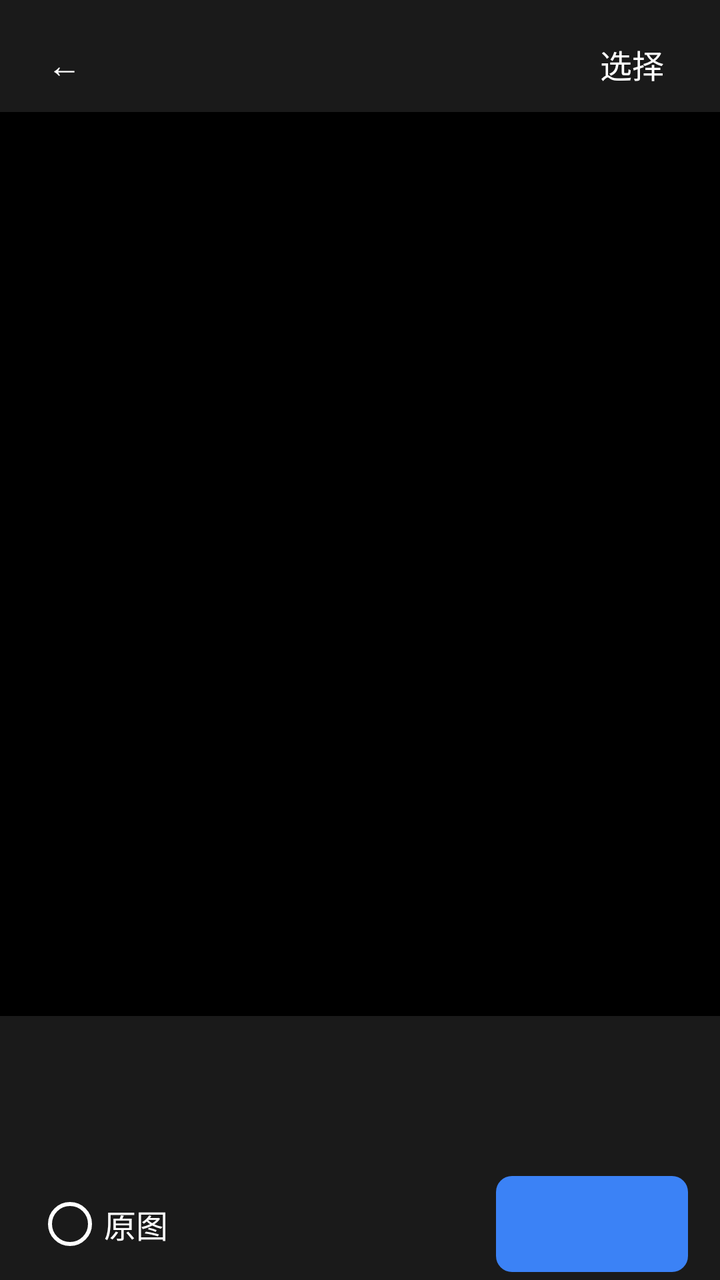
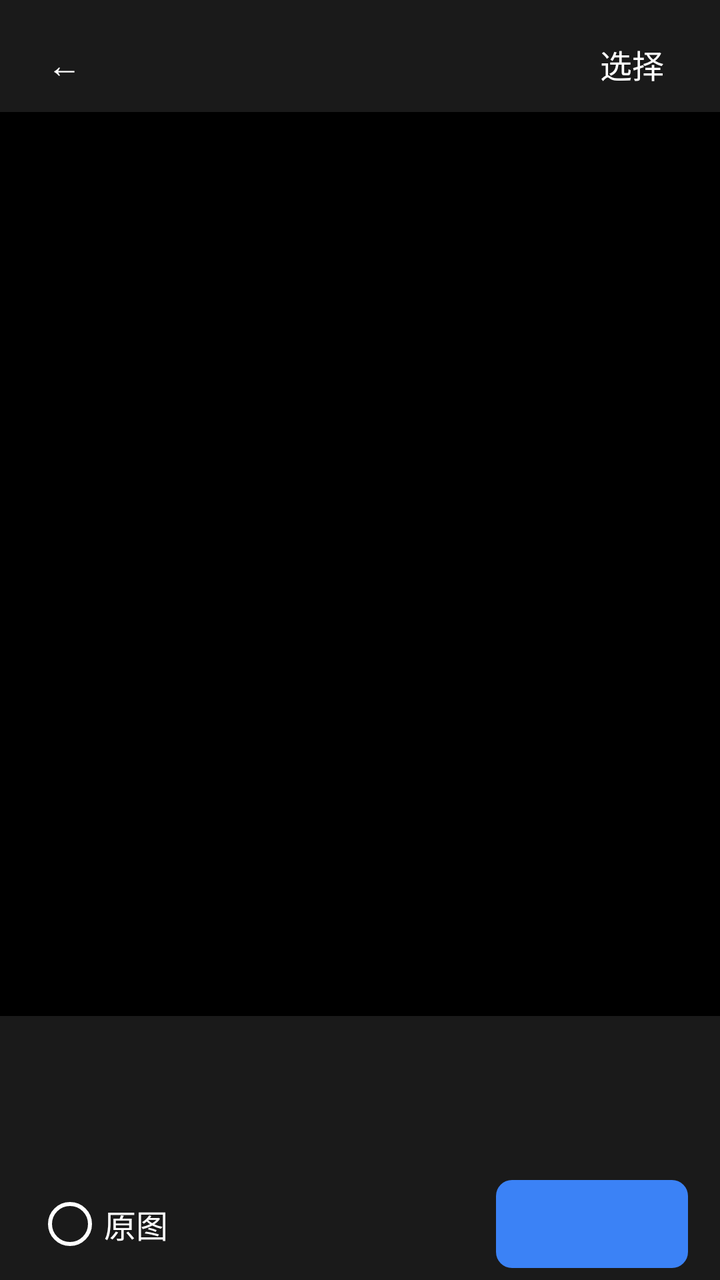

Two renders of the same Android screen: before a commit and after it. Below are the layout's source before the change and the commit's diff.
<!-- AndroidManifest.xml: application theme Theme.LanBridge -->
<!-- res/layout/activity_preview.xml -->
<?xml version="1.0" encoding="utf-8"?>
<LinearLayout xmlns:android="http://schemas.android.com/apk/res/android"
    android:id="@+id/root"
    android:layout_width="match_parent"
    android:layout_height="match_parent"
    android:orientation="vertical"
    android:background="#000000">

    <LinearLayout
        android:id="@+id/titleBar"
        android:layout_width="match_parent"
        android:layout_height="wrap_content"
        android:minHeight="56dp"
        android:orientation="horizontal"
        android:gravity="center_vertical"
        android:paddingHorizontal="8dp"
        android:paddingTop="8dp"
        android:background="#1A1A1A">

        <TextView
            android:id="@+id/btnBack"
            android:layout_width="48dp"
            android:layout_height="48dp"
            android:gravity="center"
            android:text="←"
            android:textColor="@color/n_white"
            android:textSize="@dimen/font_title"
            android:background="?attr/selectableItemBackgroundBorderless"
            android:contentDescription="@string/settings_title" />

        <TextView
            android:id="@+id/tvIndex"
            android:layout_width="0dp"
            android:layout_weight="1"
            android:layout_height="wrap_content"
            android:gravity="center"
            android:textColor="@color/n_white"
            android:textSize="16sp" />

        <TextView
            android:id="@+id/btnToggle"
            android:layout_width="wrap_content"
            android:layout_height="48dp"
            android:gravity="center"
            android:minWidth="72dp"
            android:paddingHorizontal="8dp"
            android:text="@string/preview_select"
            android:textColor="@color/n_white"
            android:textSize="@dimen/font_body"
            android:background="?attr/selectableItemBackgroundBorderless" />
    </LinearLayout>

    <androidx.recyclerview.widget.RecyclerView
        android:id="@+id/pager"
        android:layout_width="match_parent"
        android:layout_height="0dp"
        android:layout_weight="1"
        android:overScrollMode="never" />

    <androidx.recyclerview.widget.RecyclerView
        android:id="@+id/thumbs"
        android:layout_width="match_parent"
        android:layout_height="76dp"
        android:paddingVertical="8dp"
        android:paddingHorizontal="6dp"
        android:clipToPadding="false"
        android:background="#1A1A1A"
        android:overScrollMode="never" />

    <LinearLayout
        android:id="@+id/bottomBar"
        android:layout_width="match_parent"
        android:layout_height="wrap_content"
        android:minHeight="56dp"
        android:orientation="horizontal"
        android:gravity="center_vertical"
        android:paddingHorizontal="16dp"
        android:background="#1A1A1A">

        
        <LinearLayout
            android:id="@+id/layOriginal"
            android:layout_width="wrap_content"
            android:layout_height="48dp"
            android:gravity="center_vertical"
            android:paddingHorizontal="8dp"
            android:background="?attr/selectableItemBackgroundBorderless">

            <View
                android:id="@+id/ivOriginal"
                android:layout_width="@dimen/gallery_toggle_size"
                android:layout_height="@dimen/gallery_toggle_size"
                android:background="@drawable/bg_circle_unchecked" />

            <TextView
                android:layout_width="wrap_content"
                android:layout_height="wrap_content"
                android:layout_marginStart="6dp"
                android:text="@string/gallery_original"
                android:textColor="@color/n_white"
                android:textSize="@dimen/font_body" />
        </LinearLayout>

        <View
            android:layout_width="0dp"
            android:layout_height="0dp"
            android:layout_weight="1" />

        <TextView
            android:id="@+id/btnSend"
            android:layout_width="wrap_content"
            android:layout_height="48dp"
            android:gravity="center"
            android:minWidth="96dp"
            android:paddingHorizontal="16dp"
            android:textColor="@color/n_white"
            android:background="@drawable/bg_btn_primary" />
    </LinearLayout>
</LinearLayout>
<!-- resources referenced by this layout -->
<resources>
  <color name="n_white">#FFFFFF</color>
  <dimen name="font_body">16sp</dimen>
  <dimen name="font_title">17sp</dimen>
  <dimen name="gallery_toggle_size">22dp</dimen>
  <!-- drawable bg_btn_primary (drawable) -->
  <?xml version="1.0" encoding="utf-8"?>
  <shape xmlns:android="http://schemas.android.com/apk/res/android" android:shape="rectangle">
      <solid android:color="@color/brand_500" />
      <corners android:radius="8dp" />
  </shape>
  <!-- drawable bg_circle_unchecked (drawable) -->
  <?xml version="1.0" encoding="utf-8"?>
  <shape xmlns:android="http://schemas.android.com/apk/res/android" android:shape="oval">
      <solid android:color="@android:color/transparent" />
      <stroke android:width="2dp" android:color="@color/n_white" />
  </shape>
  <string name="gallery_original">原图</string>
  <string name="preview_select">选择</string>
  <string name="settings_title">设置</string>
  <style name="Theme.LanBridge" parent="Theme.Material3.Light.NoActionBar">
          <item name="colorPrimary">@color/brand_700</item>
          <item name="android:statusBarColor">@android:color/transparent</item>
          <item name="android:navigationBarColor">@android:color/transparent</item>
          <item name="android:windowLightStatusBar">true</item>
          <item name="android:forceDarkAllowed">false</item>
      </style>
  <color name="brand_500">#3B82F6</color>
  <color name="brand_700">#1D4ED8</color>
</resources>

<!-- the commit's change to res/layout/activity_preview.xml (unified diff, before → after) -->
@@ -109,11 +109,12 @@
         <TextView
             android:id="@+id/btnSend"
             android:layout_width="wrap_content"
-            android:layout_height="48dp"
+            android:layout_height="44dp"
             android:gravity="center"
             android:minWidth="96dp"
             android:paddingHorizontal="16dp"
             android:textColor="@color/n_white"
+            android:textSize="@dimen/font_body"
             android:background="@drawable/bg_btn_primary" />
     </LinearLayout>
 </LinearLayout>
